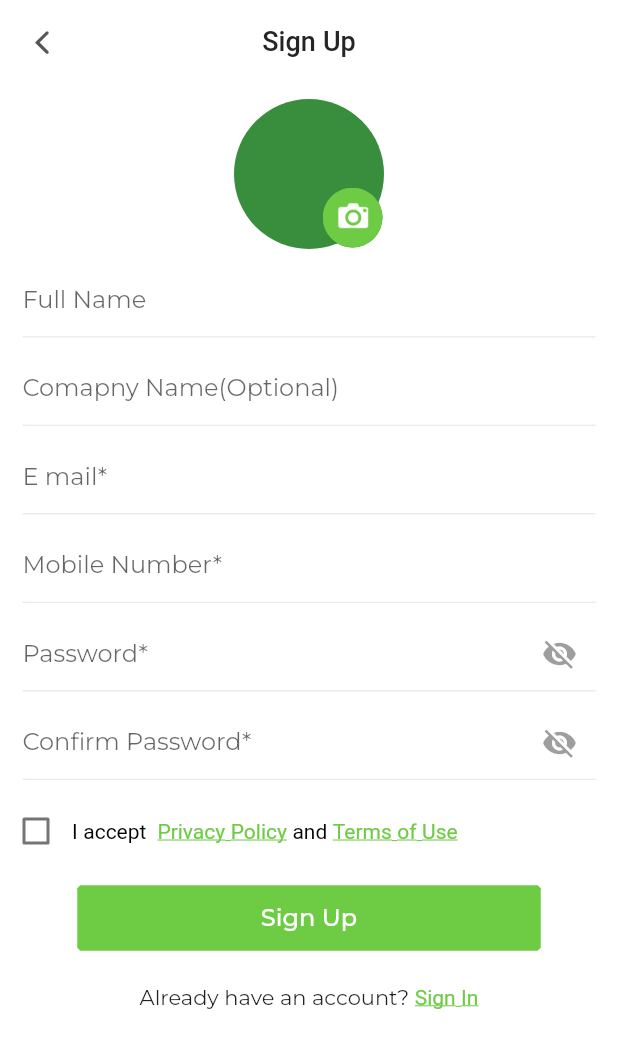
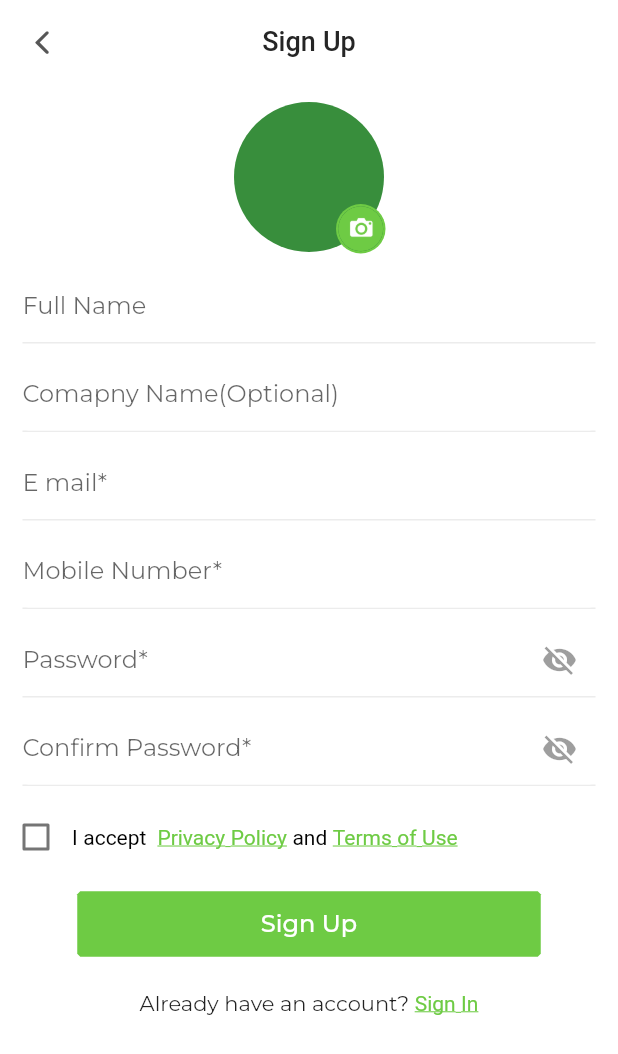
Before and after one commit to ishaque-mobikasa/trueBilddit, a Flutter app: the SignUpView screen opened by its route, on a phone screen of 412 x 824 dp. Shown: the top 1054 px of the screen. Run offline on Flutter 3.47's test engine with Material 2 defaults, Android fonts, the phone set to English and light mode, and no system bars; our stand-ins replace csc_picker, custom_navigation_bar, flutter_slidable, get, google_fonts, image_picker; key blocks and very long unbroken strings in the code were emptied for the run.

Commit message:
made seperate widget for profile image

```diff
--- a/lib/app/routes/routes.dart
+++ b/lib/app/routes/routes.dart
@@ -13,8 +13,10 @@ import 'package:truebildit/presentation/pages/location_request/controllers_bindi
 import 'package:truebildit/presentation/pages/location_request/location_request_view.dart';
 import 'package:truebildit/presentation/pages/login/controller_binding/login_binding.dart';
 import 'package:truebildit/presentation/pages/login/login_view.dart';
-import 'package:truebildit/presentation/pages/profilew/controllers_bindings/profile_binding.dart';
-import 'package:truebildit/presentation/pages/profilew/profile_view.dart';
+import 'package:truebildit/presentation/pages/my_account/controllers_binding/my_account_binding.dart';
+import 'package:truebildit/presentation/pages/my_account/my_account_view.dart';
+import 'package:truebildit/presentation/pages/profile/controllers_bindings/profile_binding.dart';
+import 'package:truebildit/presentation/pages/profile/profile_view.dart';
 import 'package:truebildit/presentation/pages/search_results/controllers_bindings/search_binding.dart';
 import 'package:truebildit/presentation/pages/search_results/search_result_view.dart';
 import 'package:truebildit/presentation/pages/sign_up/controllers_binding/sign_up_binding.dart';
@@ -34,6 +36,7 @@ class Routes {
   static const addressView = "/addressView";
   static const loginView = "/loginView";
   static const addNewAddress = "/addNewAddress";
+  static const myAccountView = "/myAccountView";
 }
 
 class AppPages {
@@ -86,5 +89,9 @@ class AppPages {
         name: Routes.addNewAddress,
         page: () => const AddNewAddressView(),
         binding: AddNewAddressBinding()),
+          GetPage(
+        name: Routes.myAccountView,
+        page: () => const MyAccountView(),
+        binding: MyAccountBinding()),
   ];
 }
--- a/lib/app/routes/routes_generator.dart
+++ b/lib/app/routes/routes_generator.dart
@@ -16,8 +16,8 @@ import 'package:truebildit/presentation/pages/location_request/controllers_bindi
 import 'package:truebildit/presentation/pages/location_request/location_request_view.dart';
 import 'package:truebildit/presentation/pages/login/controller_binding/login_binding.dart';
 import 'package:truebildit/presentation/pages/login/login_view.dart';
-import 'package:truebildit/presentation/pages/profilew/controllers_bindings/profile_binding.dart';
-import 'package:truebildit/presentation/pages/profilew/profile_view.dart';
+import 'package:truebildit/presentation/pages/profile/controllers_bindings/profile_binding.dart';
+import 'package:truebildit/presentation/pages/profile/profile_view.dart';
 import 'package:truebildit/presentation/pages/search_results/controllers_bindings/search_binding.dart';
 import 'package:truebildit/presentation/pages/search_results/search_result_view.dart';
 import 'package:truebildit/presentation/pages/sign_up/controllers_binding/sign_up_binding.dart';
--- /dev/null
+++ b/lib/presentation/common_widgets/circled_profile_image.dart
@@ -0,0 +1,56 @@
+import 'dart:convert';
+
+import 'package:flutter/material.dart';
+import 'package:truebildit/app/utility_functions/place_holder_image.dart';
+import 'package:truebildit/app/utils/app_paintings.dart';
+import 'package:truebildit/app/utils/strings.dart';
+
+class CircledProfileImage extends StatelessWidget {
+  final void Function()? onTap;
+  final bool isCameraIconed;
+  final Color? backGroundAvatarColor;
+  final Color? backGroundCameraAvatarColor;
+  final double? imageAvatarRadius;
+  final String image;
+  const CircledProfileImage({
+    super.key,
+    this.onTap,
+    this.backGroundCameraAvatarColor,
+    this.image = placeHolder,
+    this.imageAvatarRadius = 50,
+    this.backGroundAvatarColor,
+    required this.isCameraIconed,
+  });
+
+  @override
+  Widget build(BuildContext context) {
+    return GestureDetector(
+      onTap: onTap,
+      child: Stack(
+        children: [
+          CircleAvatar(
+            radius: imageAvatarRadius! + 2,
+            backgroundColor: backGroundAvatarColor ?? Colors.white,
+            child: CircleAvatar(
+                radius: imageAvatarRadius,
+                backgroundImage:
+                    MemoryImage(const Base64Decoder().convert(image))),
+          ),
+          if (isCameraIconed)
+            Positioned(
+                bottom: 1,
+                right: 1,
+                child: CircleAvatar(
+                  radius: imageAvatarRadius! - 33.5,
+                  backgroundColor:
+                      backGroundCameraAvatarColor ?? AppPaintings.kWhite,
+                  child: CircleAvatar(
+                    radius: imageAvatarRadius! - 35,
+                    backgroundImage: AssetImage(AssetStrings.cameraImage),
+                  ),
+                ))
+        ],
+      ),
+    );
+  }
+}
--- a/lib/presentation/pages/dash_board/controllers_binding/dash_board_binding.dart
+++ b/lib/presentation/pages/dash_board/controllers_binding/dash_board_binding.dart
@@ -3,7 +3,7 @@ import 'package:truebildit/presentation/pages/address/add_address_page/controlle
 import 'package:truebildit/presentation/pages/dash_board/controllers_binding/dash_board_controller.dart';
 import 'package:truebildit/presentation/pages/home/controller_binding/home_controller.dart';
 import 'package:truebildit/presentation/pages/login/controller_binding/login_controller.dart';
-import 'package:truebildit/presentation/pages/profilew/controllers_bindings/profile_controller.dart';
+import 'package:truebildit/presentation/pages/profile/controllers_bindings/profile_controller.dart';
 import 'package:truebildit/presentation/pages/search_results/controllers_bindings/search_controller.dart';
 import 'package:truebildit/presentation/pages/sign_up/controllers_binding/sign_up_controller.dart';
 
--- /dev/null
+++ b/lib/presentation/pages/my_account/controllers_binding/my_account_binding.dart
@@ -0,0 +1,10 @@
+import 'package:get/get.dart';
+
+import 'my_account_controller.dart';
+
+class MyAccountBinding extends Bindings {
+  @override
+  void dependencies() {
+    Get.lazyPut(() => MyAccountController());
+  }
+}
--- /dev/null
+++ b/lib/presentation/pages/my_account/controllers_binding/my_account_controller.dart
@@ -0,0 +1,3 @@
+import 'package:get/get.dart';
+
+class MyAccountController extends GetxController {}
--- a/lib/presentation/pages/profilew/controllers_bindings/profile_binding.dart
+++ b/lib/presentation/pages/profile/controllers_bindings/profile_binding.dart
@@ -1,5 +1,5 @@
 import 'package:get/get.dart';
-import 'package:truebildit/presentation/pages/profilew/controllers_bindings/profile_controller.dart';
+import 'package:truebildit/presentation/pages/profile/controllers_bindings/profile_controller.dart';
 
 class ProfileBinding extends Bindings {
   @override
--- a/lib/presentation/pages/sign_up/sign_up_view.dart
+++ b/lib/presentation/pages/sign_up/sign_up_view.dart
@@ -1,11 +1,9 @@
-import 'dart:convert';
-
 import 'package:flutter/cupertino.dart';
 import 'package:flutter/gestures.dart';
 import 'package:flutter/material.dart';
 import 'package:get/get.dart';
 import 'package:truebildit/app/utils/app_paintings.dart';
-import 'package:truebildit/app/utils/strings.dart';
+import 'package:truebildit/presentation/common_widgets/circled_profile_image.dart';
 import 'package:truebildit/presentation/common_widgets/form_field_with_validation.dart';
 import 'package:truebildit/presentation/common_widgets/long_button.dart';
 import 'package:truebildit/presentation/pages/sign_up/controllers_binding/sign_up_controller.dart';
@@ -36,30 +34,17 @@ class SignUpView extends GetView<SignUpController> {
             child: Column(
               children: [
                 Container(
-                  padding: const EdgeInsets.only(top: 10),
-                  constraints: BoxConstraints(maxHeight: size.height * 0.2),
-                  child: GestureDetector(
-                    onTap: controller.onImagePickButtonClick,
-                    child: Stack(
-                      children: [
-                        Obx(
-                          () => CircleAvatar(
-                              radius: 50,
-                              backgroundImage: MemoryImage(const Base64Decoder()
-                                  .convert(controller.pickedImage.value))),
-                        ),
-                        Positioned(
-                            bottom: 1,
-                            right: 1,
-                            child: CircleAvatar(
-                              radius: 20,
-                              backgroundImage:
-                                  AssetImage(AssetStrings.cameraImage),
-                            ))
-                      ],
-                    ),
-                  ),
-                ),
+                    padding: const EdgeInsets.only(top: 10),
+                    constraints: BoxConstraints(maxHeight: size.height * 0.2),
+                    child: Obx(
+                      () => CircledProfileImage(
+                        isCameraIconed: true,
+                        image: controller.pickedImage.value,
+                        backGroundCameraAvatarColor:
+                            AppPaintings.themeGreenColor,
+                        onTap: () => controller.onImagePickButtonClick(),
+                      ),
+                    )),
                 const CustomFormField(
                     hintText: "Full Name",
                     icon: Icons.ac_unit,
```
Also changed, not shown: lib/presentation/pages/dash_board/controllers_binding/dash_board_controller.dart (+4 -4 lines), lib/presentation/pages/my_account/my_account_view.dart (added, +47 -0 lines), lib/presentation/pages/profile/profile_view.dart (renamed from lib/presentation/pages/profilew/profile_view.dart, +7 -23 lines), lib/presentation/pages/profile/controllers_bindings/profile_controller.dart (renamed from lib/presentation/pages/profilew/controllers_bindings/profile_controller.dart).
